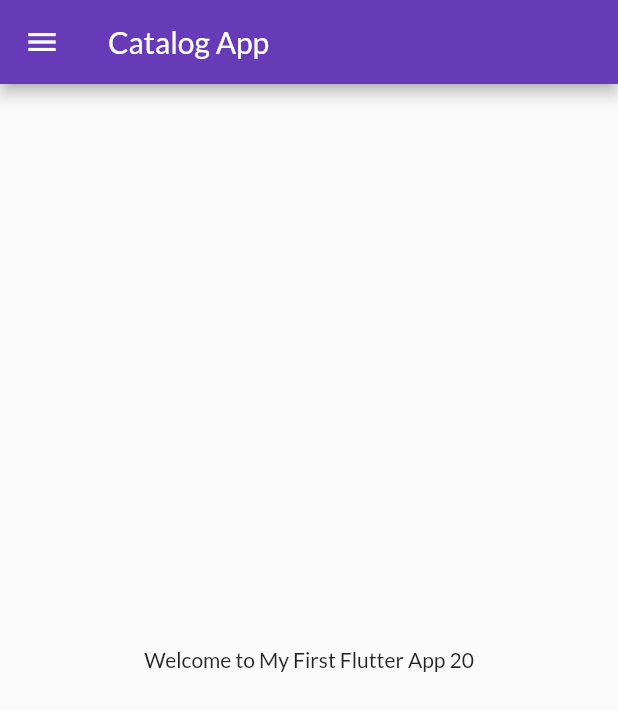
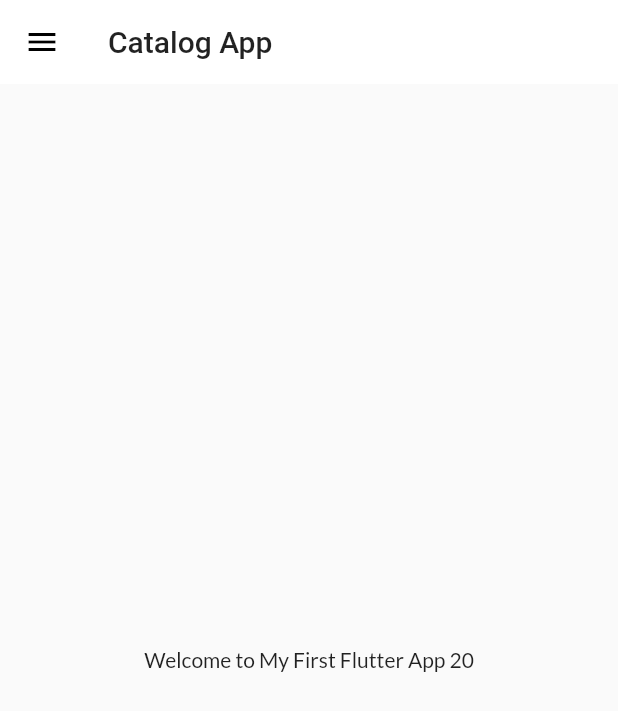
Before and after one commit to kaushik004/catalog_app_flutter, a Flutter app: the screen it shows after launch, on a phone screen of 412 x 824 dp. Shown: the top 711 px of the screen. Run offline on Flutter 3.47's test engine with Material 2 defaults, Android fonts, the phone set to English and light mode, and no system bars; our stand-ins replace google_fonts.

Commit message:
Extracted Theme

```diff
--- a/lib/main.dart
+++ b/lib/main.dart
@@ -1,7 +1,7 @@
+import 'package:catalog_app/widgets/themes.dart';
 import 'package:flutter/material.dart';
 import 'package:catalog_app/pages/home_page.dart';
 import 'package:catalog_app/pages/login_page.dart';
-import 'package:google_fonts/google_fonts.dart';
 import 'package:catalog_app/utils/routes.dart';
 
 void main() {
@@ -14,12 +14,9 @@ class MyApp extends StatelessWidget {
     return MaterialApp(
       // home: HomePage(),
       themeMode: ThemeMode.light,
-      theme: ThemeData(
-        primarySwatch: Colors.deepPurple,
-        fontFamily: GoogleFonts.lato().fontFamily,
-      ),
+      theme: MyTheme.lightTheme(context),
+      darkTheme: MyTheme.darkTheme(context),
       debugShowCheckedModeBanner: false,
-      darkTheme: ThemeData(brightness: Brightness.dark),
       initialRoute: MyRoutes.homeRoute,
       routes: {
         '/': (context) => LoginPage(),
--- /dev/null
+++ b/lib/widgets/themes.dart
@@ -0,0 +1,17 @@
+import 'package:flutter/material.dart';
+import 'package:google_fonts/google_fonts.dart';
+
+class MyTheme {
+  static ThemeData lightTheme(BuildContext context) => ThemeData(
+        primarySwatch: Colors.deepPurple,
+        fontFamily: GoogleFonts.lato().fontFamily,
+        appBarTheme: AppBarTheme(
+            color: Colors.white,
+            elevation: 0.0,
+            iconTheme: IconThemeData(color: Colors.black),
+            textTheme: Theme.of(context).textTheme),
+      );
+
+  static ThemeData darkTheme(BuildContext context) =>
+      ThemeData(brightness: Brightness.dark);
+}
```
